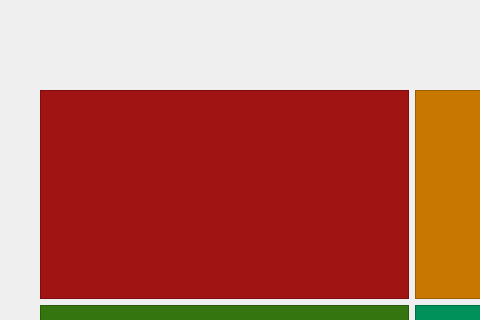
The window that qt files/main_window.ui (gamr416/Keeps) describes before a commit, drawn with Qt 5; both pictures show x 0 to 480 and y 0 to 320 of the 1200 by 800 pixel window.
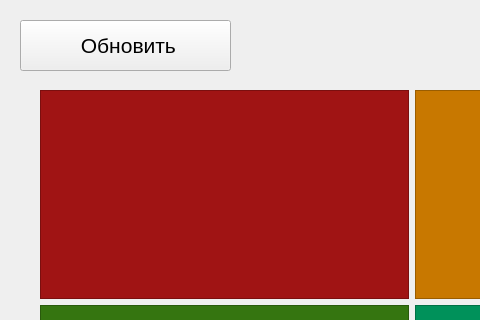
The same window after the commit.

What changed in the file:
```diff
--- a/qt files/main_window.ui
+++ b/qt files/main_window.ui
@@ -356,6 +356,24 @@
      <string/>
     </property>
    </widget>
+   <widget class="QPushButton" name="update_btn">
+    <property name="geometry">
+     <rect>
+      <x>20</x>
+      <y>20</y>
+      <width>211</width>
+      <height>51</height>
+     </rect>
+    </property>
+    <property name="font">
+     <font>
+      <pointsize>16</pointsize>
+     </font>
+    </property>
+    <property name="text">
+     <string> Обновить</string>
+    </property>
+   </widget>
   </widget>
  </widget>
  <resources/>
```
